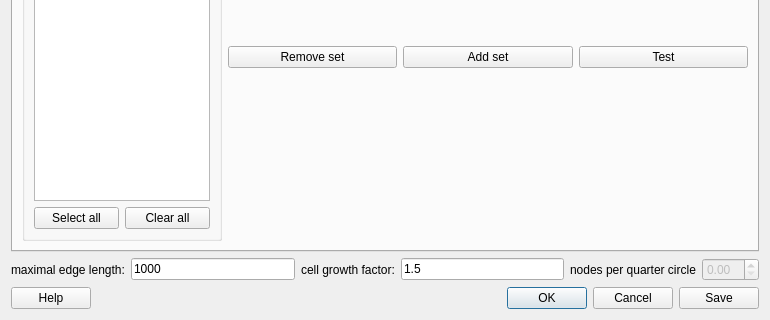
enGits/engrid, file src/guicreatesurfacemesh.ui: the form before one commit; both pictures show x 0 to 770 and y 192 to 512 of the 770 by 512 pixel window.
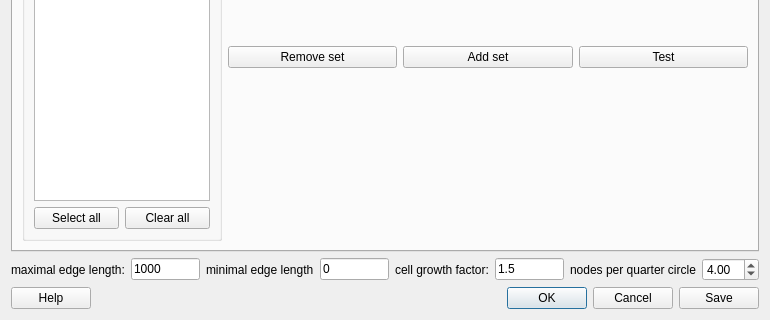
The form after the commit. The open tabs and pages were chosen to show the change. Icons and pictures are not drawn.

Commit message: added option for minimal edge length

```diff
--- a/src/guicreatesurfacemesh.ui
+++ b/src/guicreatesurfacemesh.ui
@@ -198,6 +198,20 @@
        </property>
       </widget>
      </item>
+     <item>
+      <widget class="QLabel" name="label_4">
+       <property name="text">
+        <string>minimal edge length</string>
+       </property>
+      </widget>
+     </item>
+     <item>
+      <widget class="QLineEdit" name="lineEditMinimalEdgeLength">
+       <property name="text">
+        <string>0</string>
+       </property>
+      </widget>
+     </item>
      <item>
       <widget class="QLabel" name="label_3">
        <property name="text">
@@ -222,13 +236,13 @@
      <item>
       <widget class="QDoubleSpinBox" name="doubleSpinBoxCurvature">
        <property name="enabled">
-        <bool>false</bool>
+        <bool>true</bool>
        </property>
        <property name="singleStep">
         <double>0.100000000000000</double>
        </property>
        <property name="value">
-        <double>0.000000000000000</double>
+        <double>4.000000000000000</double>
        </property>
       </widget>
      </item>
```
Left out of the diff: 4 changed lines with no effect on the pictures. The commit also changes 2 other files.
